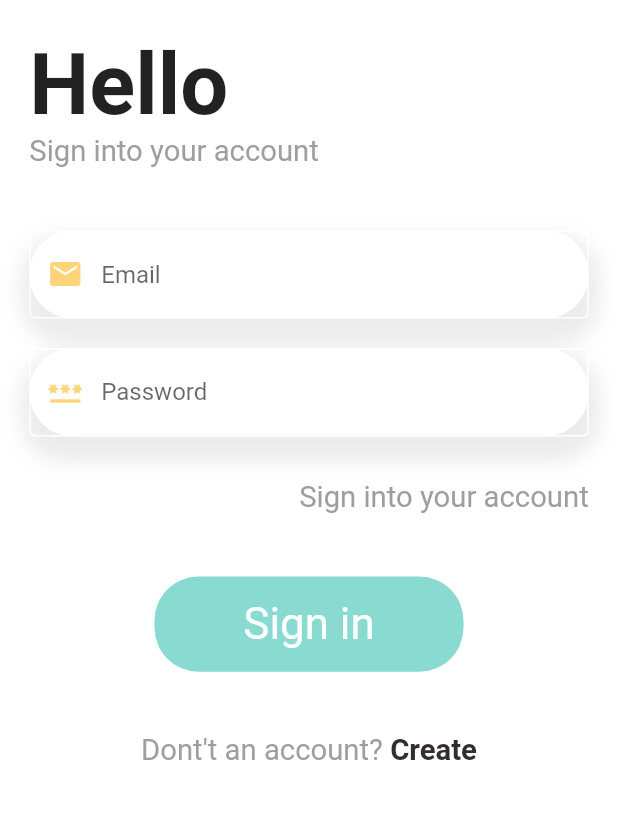
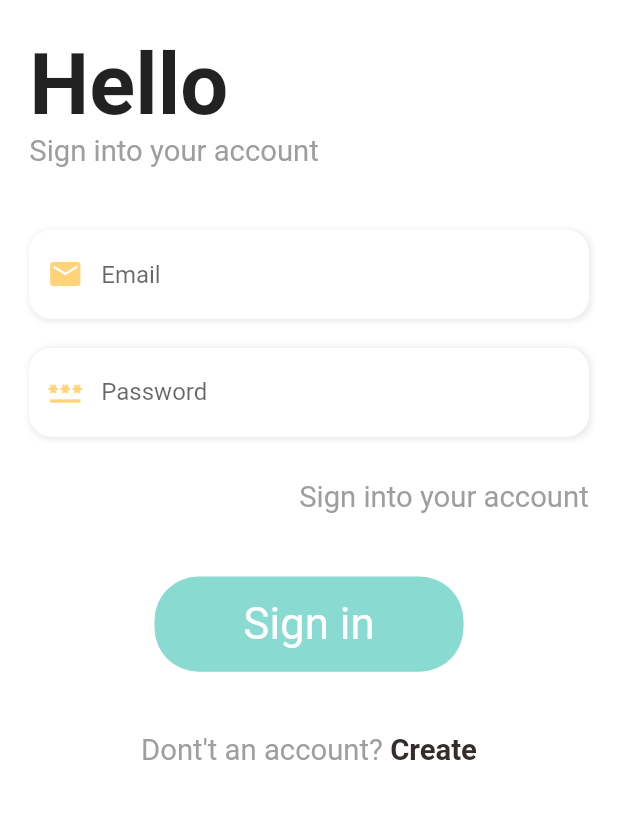
Before and after one commit to ELTEGANI/E-Commerce-Flutter-App-IOS-Android, a Flutter app: the screen it shows after launch, on a phone screen of 412 x 824 dp, the part 336-1155 px from its top. Run offline on Flutter 3.47's test engine with Material 2 defaults, Android fonts, the phone set to English and light mode, and no system bars; our stand-ins replace dots_indicator, get, shared_preferences.

Commit message:
fix password field in sign in and sign up

```diff
--- a/lib/pages/auth/sign_in_page.dart
+++ b/lib/pages/auth/sign_in_page.dart
@@ -62,7 +62,7 @@ class SignInPage extends StatelessWidget {
             SizedBox(height:Dimensions.height20),
             AppTextField(
                 textEditingController:passwordController,
-                hintText:"Password", iconData:Icons.password_sharp),
+                hintText:"Password", iconData:Icons.password_sharp,isObscure:true),
             SizedBox(height:Dimensions.height20),
             SizedBox(height:Dimensions.height10,),
             Row(
--- a/lib/pages/auth/sign_up_page.dart
+++ b/lib/pages/auth/sign_up_page.dart
@@ -47,7 +47,7 @@ class SignUpPage extends StatelessWidget {
         SignUpBody signUpBody = SignUpBody(name: name, phone: phone, email: email, password: password);
         authController.registeration(signUpBody).then((status){
           if(status.isSuccess){
-             showCustomSnackBar("success registeration");
+             showCustomSnackBar("Success Registeration");
           }else{
             showCustomSnackBar(status.message);
           }
@@ -80,7 +80,7 @@ class SignUpPage extends StatelessWidget {
               SizedBox(height:Dimensions.height20),
               AppTextField(
                   textEditingController:passwordController,
-                  hintText:"Password", iconData:Icons.password_sharp),
+                  hintText:"Password", iconData:Icons.password_sharp,isObscure:true),
               SizedBox(height:Dimensions.height20),
               AppTextField(
                   textEditingController:nameController,
--- a/lib/widgets/app_text_field.dart
+++ b/lib/widgets/app_text_field.dart
@@ -8,10 +8,12 @@ class AppTextField extends StatelessWidget {
   final TextEditingController textEditingController;
   final String  hintText;
   final IconData iconData;
-  const AppTextField({Key? key,
+  bool isObscure;
+  AppTextField({Key? key,
     required this.textEditingController,
     required this.hintText,
-    required this.iconData}) : super(key: key);
+    required this.iconData,
+    this.isObscure=false}) : super(key: key);
 
   @override
   Widget build(BuildContext context) {
@@ -20,17 +22,18 @@ class AppTextField extends StatelessWidget {
           right:Dimensions.height20),
       decoration:BoxDecoration(
           color:Colors.white,
-          borderRadius:BorderRadius.circular(Dimensions.radius30),
+          borderRadius:BorderRadius.circular(Dimensions.radius15),
           boxShadow:[
             BoxShadow(
-                blurRadius: 10,
-                spreadRadius:7,
-                offset:Offset(1,10),
+                blurRadius:3,
+                spreadRadius:1,
+                offset:Offset(1,1),
                 color:Colors.grey.withOpacity(0.2)
             )
           ]
       ),
       child:TextField(
+        obscureText:isObscure?true:false,
         controller: textEditingController,
         decoration: InputDecoration(
           //hint
@@ -40,7 +43,7 @@ class AppTextField extends StatelessWidget {
             //focusedBorder
             focusedBorder:OutlineInputBorder(
                 borderRadius: BorderRadius.circular(
-                    Dimensions.radius30
+                    Dimensions.radius15
                 ),
                 borderSide: BorderSide(
                     width: 1.0,
@@ -48,16 +51,14 @@ class AppTextField extends StatelessWidget {
                 )
             ),
             enabledBorder: OutlineInputBorder(
+                borderRadius: BorderRadius.circular(Dimensions.radius15),
                 borderSide: BorderSide(
                     width: 1.0,
                     color:Colors.white
                 )
             ),
             border:OutlineInputBorder(
-                borderSide: BorderSide(
-                    width: 1.0,
-                    color:Colors.white
-                )
+                borderRadius: BorderRadius.circular(Dimensions.radius15)
             )
         ),
       ),
```
